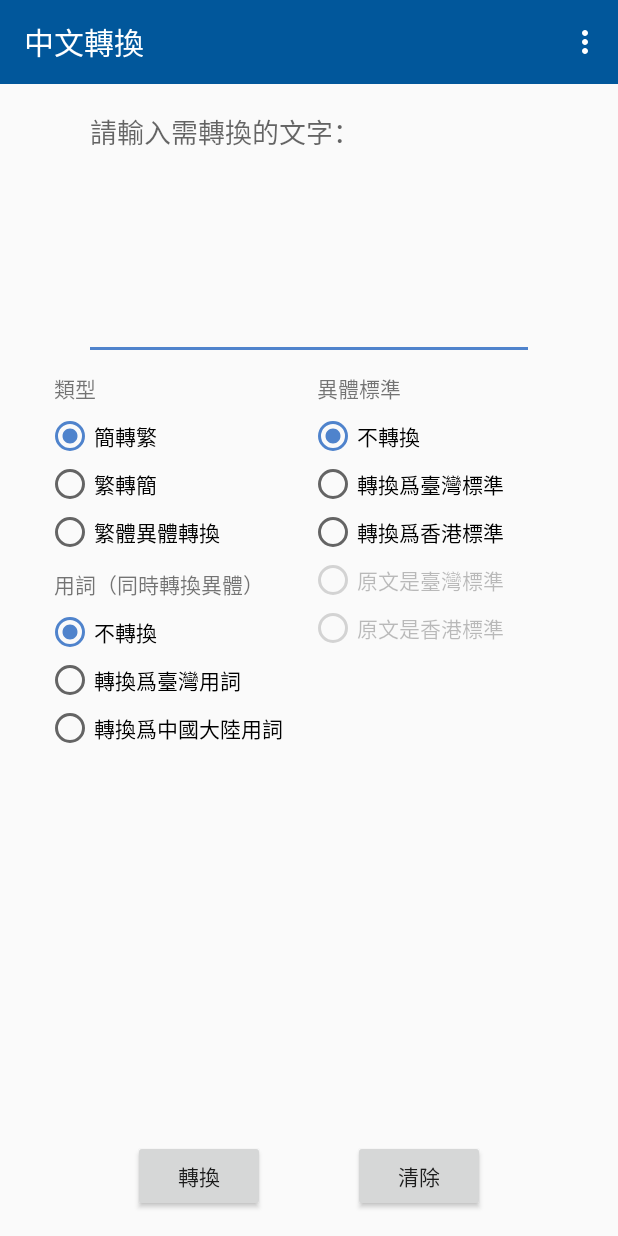
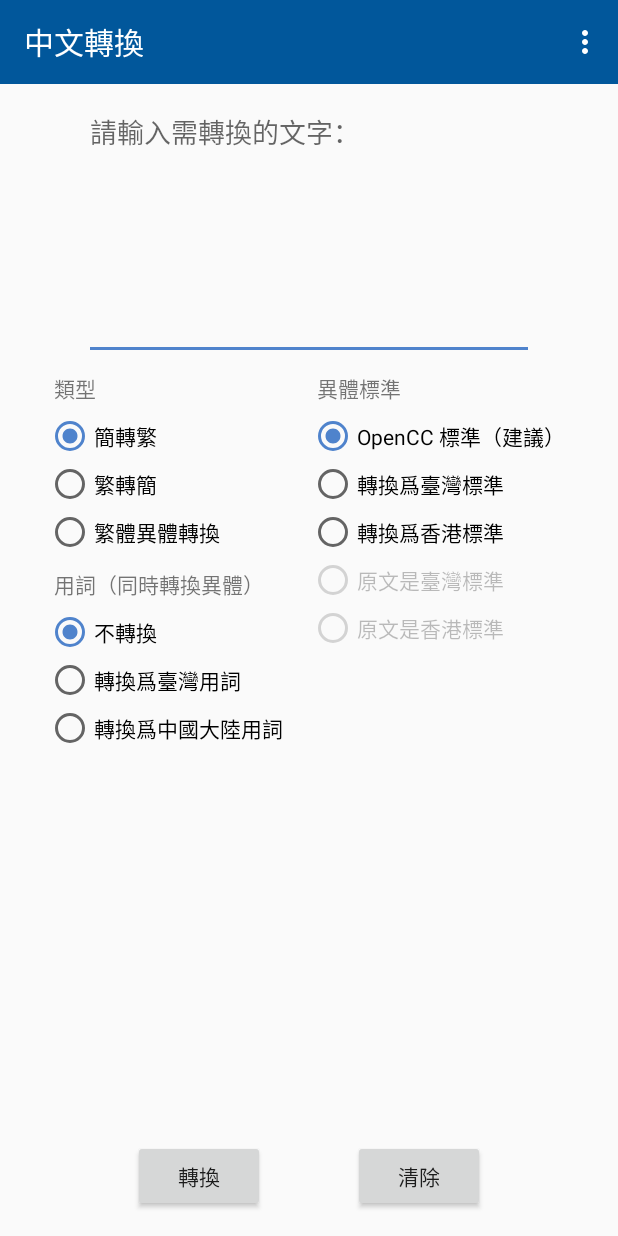
Before and after one commit to fei0316/OpenCC-android-app, an Android app: the screen it shows after launch (MainActivity), on a phone screen of 412 x 824 dp. Run offline under Robolectric (Android 15) with nearby library versions, the light colour scheme and no system bars; libraries missing offline, so code that uses them is left out: com.github.appintro.

Commit message:
AppIntro onboarding screen

```diff
--- a/app/build.gradle
+++ b/app/build.gradle
@@ -37,6 +37,7 @@ dependencies {
     implementation "com.mikepenz:aboutlibraries:8.1.6"
     implementation "androidx.core:core-ktx:1.3.0"
     implementation "org.jetbrains.kotlin:kotlin-stdlib-jdk7:1.3.72"
+    implementation "com.github.AppIntro:AppIntro:6.0.0"
     testImplementation 'junit:junit:4.13'
     androidTestImplementation 'androidx.test.ext:junit:1.1.1'
     androidTestImplementation 'androidx.test.espresso:espresso-core:3.2.0'
--- a/app/src/main/AndroidManifest.xml
+++ b/app/src/main/AndroidManifest.xml
@@ -19,6 +19,12 @@
                 <action android:name="android.intent.action.MAIN" />
                 <category android:name="android.intent.category.LAUNCHER" />
             </intent-filter>
+        </activity>
+
+        <activity
+            android:name=".FirstStartupActivity"
+            android:theme="@style/AppTheme.NoActionBar">
+
         </activity>
 
         <activity
--- a/app/src/main/java/com/iatfei/tsconverter/MainActivity.java
+++ b/app/src/main/java/com/iatfei/tsconverter/MainActivity.java
@@ -21,10 +21,12 @@
 package com.iatfei.tsconverter;
 
 import android.content.Intent;
+import android.content.SharedPreferences;
 import android.os.Bundle;
 
 import androidx.appcompat.app.AppCompatActivity;
 import androidx.appcompat.widget.Toolbar;
+import androidx.preference.PreferenceManager;
 
 import android.view.View;
 import android.view.Menu;
@@ -45,6 +47,13 @@ public class MainActivity extends AppCompatActivity {
         setContentView(R.layout.activity_main);
         Toolbar toolbar = findViewById(R.id.toolbar);
         setSupportActionBar(toolbar);
+
+        SharedPreferences prefs = PreferenceManager.getDefaultSharedPreferences(getBaseContext());
+        boolean previouslyStarted = prefs.getBoolean("previous_started", false);
+        if(!previouslyStarted) {
+            Intent intent = new Intent(this, FirstStartupActivity.class);
+            startActivity(intent);
+        }
 
         Button clear_button = findViewById(R.id.clear_button);
         clear_button.setOnClickListener(new View.OnClickListener() {
--- a/app/src/main/res/layout/content_main.xml
+++ b/app/src/main/res/layout/content_main.xml
@@ -137,7 +137,7 @@
             android:layout_width="match_parent"
             android:layout_height="wrap_content"
             android:checked="true"
-            android:text="@string/main_no_conv" />
+            android:text="@string/main_variant_openccstandard" />
 
         <RadioButton
             android:id="@+id/radioButtonVar2"
--- a/app/src/main/res/values/colors.xml
+++ b/app/src/main/res/values/colors.xml
@@ -24,4 +24,8 @@
     <color name="colorPrimaryDark">#002f6c</color>
     <color name="colorAccent">#4f83cc</color>
     <color name="darkModeStatusBar">#121212</color>
+    <color name="appIntroOne">#ffa000</color>
+    <color name="appIntroTwo">#c2185b</color>
+    <color name="appIntroThree">#00796b</color>
+    <color name="appIntroFour">#1976d2</color>
 </resources>
--- a/app/src/main/res/values/strings.xml
+++ b/app/src/main/res/values/strings.xml
@@ -53,7 +53,7 @@
     <string name="menu_popup_type_T2S">繁-簡轉換</string>
     <string name="menu_popup_type_T2T">港臺異體轉換</string>
     <string name="cancel_button">取消</string>
-    <string name="title_activity_about">About</string>
+    <string name="title_activity_about">關於</string>
     <string name="about_app_description">使用 OpenCC 的 Android 簡繁轉換器</string>
     <string name="about_text_version">版本</string>
     <string name="about_development">開發</string>
@@ -72,5 +72,12 @@
     <string name="about_app">關於此軟件</string>
     <string name="about_app_license">原始碼</string>
     <string name="app_name">中文轉換</string>
+    <string name="main_variant_openccstandard">OpenCC 標準（建議）</string>
+    <string name="appintro_title_1">歡迎！</string>
+    <string name="appintro_title_2">建議...</string>
+    <string name="appintro_content_2">如果只需要普通的簡繁轉換而不需指定異體標準，建議使用 OpenCC 標準（除非需要轉換地區用詞）</string>
+    <string name="appintro_title_3">感謝使用！</string>
+    <string name="appintro_content_3">我的第二個軟件。衷心感謝 BYVoid 在 OpenCC 開發付出的努力。沒有 OpenCC 就不會有這軟件的誕生。因語言的複雜性，軟件無法完美轉換簡繁而可能會出現過度轉換或沒有轉換的問題，請務必仔細檢查。</string>
+    <string name="appintro_content_1">支援各地區繁體異體標準及簡體之間相互支援，並可選擇同時轉換地區用詞。</string>
 
 </resources>
--- a/build.gradle
+++ b/build.gradle
@@ -4,7 +4,6 @@ buildscript {
     repositories {
         google()
         jcenter()
-
     }
     dependencies {
         classpath 'com.android.tools.build:gradle:4.0.0'
@@ -20,7 +19,7 @@ allprojects {
     repositories {
         google()
         jcenter()
-
+        maven { url "https://jitpack.io" }
     }
 }
 
```
Also changed, not shown: app/src/main/java/com/iatfei/tsconverter/FirstStartupActivity.kt (added, +55 -0 lines), 2 other files.
